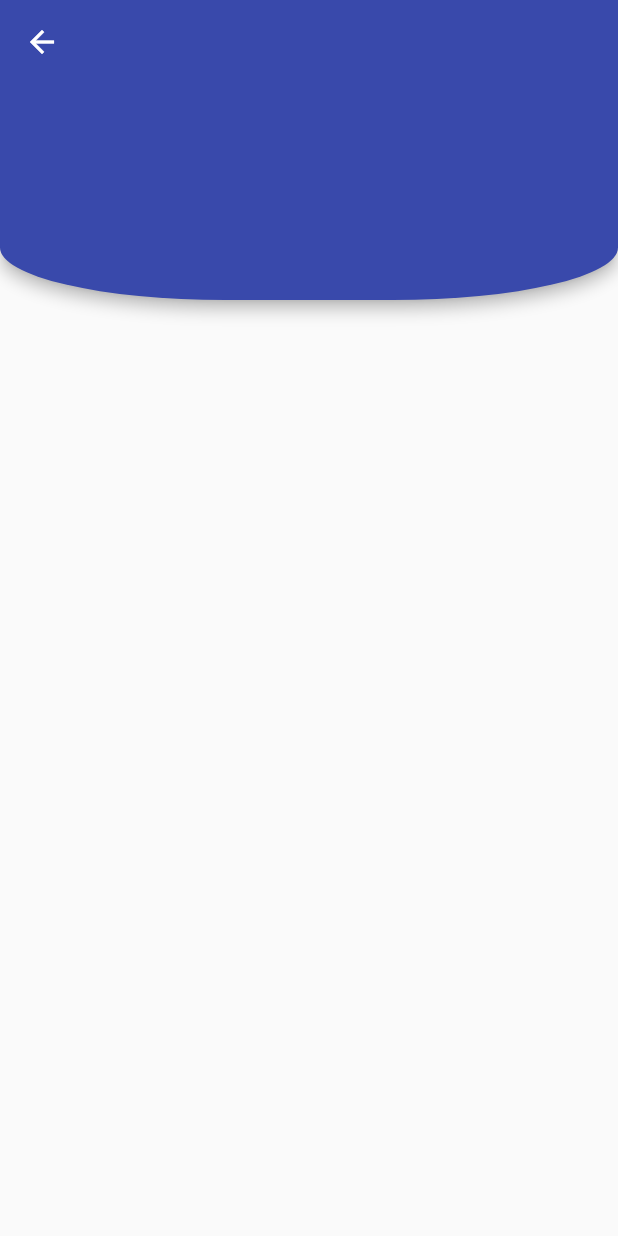
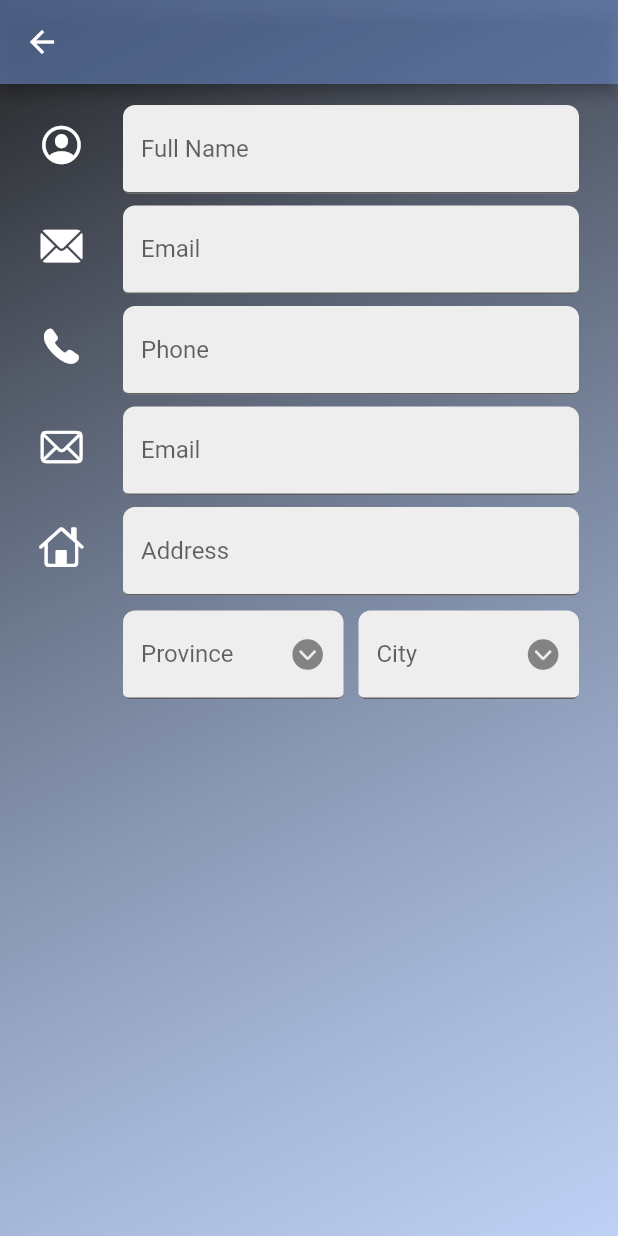
Before and after one commit to rafikali/DRS, a Flutter app: the screen it shows after launch, after a tap on "Create new account", on a phone screen of 412 x 824 dp. Run offline on Flutter 3.47's test engine with Material 2 defaults, Android fonts, the phone set to English and light mode, and no system bars; our stand-ins replace flutter_svg, font_awesome_flutter, shared_preferences; missing offline and left inert: dart:ffi.

Commit message:
registerpage

```diff
--- a/lib/Route/routehandler.dart
+++ b/lib/Route/routehandler.dart
@@ -1,6 +1,7 @@
 
 
 import 'package:flutter/material.dart';
+import '../pages/home_page.dart';
 import '../pages/login_page.dart';
 import '../pages/register_page.dart';
 
@@ -13,7 +14,10 @@ class RouteGenerator {
       case LoginPage.routeName:
       return MaterialPageRoute(builder: (context) => const LoginPage());
       case RegisterPage.routeName:
-        return MaterialPageRoute(builder: (context) => RegisterPage());
+        return MaterialPageRoute(builder: (context) => const RegisterPage());
+
+      case HomePage.routeName:
+        return MaterialPageRoute(builder: (context) => const HomePage());
 
     default:
     return MaterialPageRoute(builder: (context) => const LoginPage());
--- a/lib/main.dart
+++ b/lib/main.dart
@@ -5,9 +5,10 @@ import 'package:login_page/pages/login_page.dart';
 
 void main() {
   SystemChrome.setSystemUIOverlayStyle( const SystemUiOverlayStyle(
-    statusBarColor: Color(0xFF16165E),
+    statusBarColor: Colors.white,
     statusBarBrightness: Brightness.light,
-    statusBarIconBrightness: Brightness.light,
+    statusBarIconBrightness: Brightness.dark,
+
   ));
   runApp(const MyApp());
 }
--- /dev/null
+++ b/lib/pages/forgotpassword.dart
@@ -0,0 +1,17 @@
+import 'package:flutter/material.dart';
+
+class ForgotPassword extends StatefulWidget {
+  const ForgotPassword({Key? key}) : super(key: key);
+
+  @override
+  _ForgotPasswordState createState() => _ForgotPasswordState();
+}
+
+class _ForgotPasswordState extends State<ForgotPassword> {
+  @override
+  Widget build(BuildContext context) {
+    return ForgotPassword(
+      key: ,
+    );
+  }
+}
--- /dev/null
+++ b/lib/pages/home_page.dart
@@ -0,0 +1,18 @@
+import 'package:flutter/material.dart';
+
+class HomePage extends StatefulWidget {
+  static const String routeName = '/home';
+  const HomePage({Key? key}) : super(key: key);
+
+  @override
+  _HomePageState createState() => _HomePageState();
+}
+
+class _HomePageState extends State<HomePage> {
+  @override
+  Widget build(BuildContext context) {
+    return Container(
+      color: Colors.white,
+    );
+  }
+}
--- a/lib/pages/login_page.dart
+++ b/lib/pages/login_page.dart
@@ -4,19 +4,22 @@ import 'package:flutter/material.dart';
 import 'package:flutter_svg/flutter_svg.dart';
 import 'package:flutter_svg/svg.dart';
 import 'package:login_page/Constants/Images.dart';
+import 'package:login_page/pages/home_page.dart';
 import 'package:login_page/pages/register_page.dart';
 import 'package:login_page/utils/input_validators.dart';
-import 'package:login_page/widgets/buttons.dart';
+import 'package:login_page/widgets/login_button.dart';
 import 'package:login_page/widgets/login_textfield.dart';
 
 import '../widgets/create_account.dart';
 
 class LoginPage extends StatefulWidget {
   static const String routeName = '/login';
+  final Padding? padding;
   final TextEditingController? userController;
-  final TextEditingController? passController;
+  final
+   TextEditingController? passController;
 
-  const LoginPage({this.passController, this.userController}) : super();
+  const LoginPage({this.passController, this.userController, this.padding}) : super();
 
   @override
   _HomePageState createState() => _HomePageState();
@@ -30,14 +33,14 @@ class _HomePageState extends State<LoginPage> {
 
   moveToHome() async {
     if(_formKey.currentState!.validate()) {
-      await Navigator.pushNamed(context, RegisterPage.routeName);
+      await Navigator.pushNamed(context, HomePage.routeName);
     }
   }
 
   @override
   Widget build(BuildContext context) {
     return Scaffold(
-      backgroundColor: const Color(0xFF16165E),
+      backgroundColor: Color(0x7C7A9FE8),
       body: SafeArea(
         child: SingleChildScrollView(
           child: Form(
@@ -54,7 +57,9 @@ class _HomePageState extends State<LoginPage> {
                   height: 10,
                 ),
 
-                 LoginTextForm(
+                 Padding(
+                   padding: const EdgeInsets.symmetric(horizontal: 30.0, vertical: 10),
+                   child: LoginTextForm(
                     dataController: widget.userController,
                     hintText: 'Enter your username',
                     labelText: 'Username',
@@ -63,8 +68,11 @@ class _HomePageState extends State<LoginPage> {
                     color: Colors.black,),
 
                 ),
+                 ),
 
-                 LoginTextForm(
+                 Padding(
+                   padding: const EdgeInsets.symmetric(horizontal: 30.0,vertical: 10),
+                   child: LoginTextForm(
                     dataController: widget.passController,
                     hintText: 'Enter your password',
                     labelText: 'Password',
@@ -75,10 +83,12 @@ class _HomePageState extends State<LoginPage> {
                     passView: true,
 
                 ),
+                 ),
 
                 const SizedBox(
                   height: 20,
                 ),
+
 
                  LoginButton(
                    buttonTitle: 'Login',
@@ -105,7 +115,7 @@ class _HomePageState extends State<LoginPage> {
                     SignInButtons(signLogo: SvgPicture.asset(ImageConstants.linkedinLogo,))
 
                   ],
-                )
+                ),
               ],
             ),
           ),
--- a/lib/pages/register_page.dart
+++ b/lib/pages/register_page.dart
@@ -2,12 +2,13 @@
 import 'package:flutter/cupertino.dart';
 import 'package:flutter/material.dart';
 import 'package:login_page/widgets/login_textfield.dart';
+import 'package:font_awesome_flutter/font_awesome_flutter.dart';
 
-
-
+import '../widgets/listtile.dart';
 
 class RegisterPage extends StatefulWidget {
   static const String routeName = '/Register';
+
   const RegisterPage({Key? key}) : super(key: key);
 
   @override
@@ -17,36 +18,112 @@ class RegisterPage extends StatefulWidget {
 class _RegisterPageState extends State<RegisterPage> {
   @override
   Widget build(BuildContext context) {
-    return  Scaffold(
-      appBar: PreferredSize(
-        preferredSize: const Size.fromHeight(200.0),
-        child: AppBar(
-          backgroundColor: Colors.indigo[600],
-          shape: const RoundedRectangleBorder(
-            borderRadius: BorderRadius.vertical(
-              bottom: Radius.elliptical(150, 35),
-            )
-          ),
+    return  Container(
+      decoration: const BoxDecoration(
+        gradient: LinearGradient(
+          begin: Alignment.topLeft,
+          end: Alignment.bottomRight,
+          colors: [Colors.black87, Color(0x7C7A9FE8), ]
+        )
+      ),
+
+      child: Scaffold(
+        backgroundColor: Colors.transparent,
+        appBar: AppBar(
+          backgroundColor: const Color(0x7C7A9FE8),
 
         ),
 
-      ),
-      body: ListView(
-        children:  const [
-         // ListTile(
-         //   leading: Icon(CupertinoIcons.profile_circled,
-         //   color: Colors.blue,
-         //   size: 40,),
-         //   contentPadding: EdgeInsets.zero,
-         //   title: LoginTextForm(hintText: 'hintText', labelText: 'hey',),
-         //
-         // )
+          // PreferredSize(
+        //   preferredSize: const Size.fromHeight(200.0),
+        //   child: AppBar(
+        //     backgroundColor: Colors.indigo[600],
+        //     shape: const RoundedRectangleBorder(
+        //       borderRadius: BorderRadius.vertical(
+        //         bottom: Radius.elliptical(150, 35),
+        //       )
+        //     ),
+        //
+        //   ),
+        //
+        // ),
+        body: Padding(
+          padding:  const EdgeInsets.all(10.0),
+          child: ListView(
 
-        ],
-      ),
+            shrinkWrap: true,
+            children:   [
+               const ListTileRegister(
+            leadingIcon: CupertinoIcons.profile_circled,
+              hint: 'Enter fullname',
+              label: 'Full Name',
+              ),
 
+              const ListTileRegister(
+                 leadingIcon: CupertinoIcons.mail_solid,
+                 hint: 'Enter Email',
+                 label: 'Email'),
 
+              const ListTileRegister(
+                 leadingIcon: CupertinoIcons.phone_fill,
+                 hint: 'Phone Number',
+                 label: 'Phone'),
 
+              const ListTileRegister(
+                 leadingIcon: CupertinoIcons.mail,
+                 hint: 'Enter Email',
+                 label: 'Email'),
+
+              const ListTileRegister(
+                 leadingIcon: CupertinoIcons.home,
+                 hint: 'Enter Address',
+                  label: 'Address'),
+               SizedBox(
+                 height: 6,
+               ),
+
+               Container(
+                 child: Padding(
+                   padding: const EdgeInsets.only(left: 2.0,right: 16),
+                   child: Row(
+                     mainAxisSize: MainAxisSize.min,
+                     children: [
+                       Container(
+                         height: 50,
+                         width: 70,
+                       ),
+
+                       Flexible(
+                         flex: 1,
+                           child: LoginTextForm(
+                             hintText: 'Enter name',
+                             labelText: 'Province',
+                           trailingIcon: const Icon(CupertinoIcons.chevron_down_circle_fill),
+                           width: 20,
+                             height: 10,)),
+
+                       const SizedBox(
+                         width: 10,
+                       ),
+
+                       Flexible(
+                         flex: 1,
+                           child: LoginTextForm(
+                             hintText: 'enter ',
+                             labelText: 'City',
+                             trailingIcon: const Icon(CupertinoIcons.chevron_down_circle_fill),
+                           )),
+
+                     ],
+                   ),
+                 ),
+               )
+
+            ],
+                ),
+              ),
+
+          ),
 
     );
   }
--- a/lib/utils/input_validators.dart
+++ b/lib/utils/input_validators.dart
@@ -1,17 +1,23 @@
+import 'package:shared_preferences/shared_preferences.dart';
+
 class InputValidator{
   static String? validateName(String? val){
-    if (val != null && val.length >3){
+    if (val!.isEmpty){
+      return '*Username required';
+    }else if (val.isNotEmpty && val.length < 6){
+      return "Username must contain more than 6 character";
+    } else {
       return null;
-    }else{
-      return "Username must be entered";
     }
   }
 
   static String? validatePassword(String? val){
-    if (val != null && val.length > 3 ){
+    if (val!.isEmpty ){
+      return '*Password required';
+    }else if (val.isNotEmpty && val.length <6){
+      return "Password must contain more than 6 characters";
+    } else {
       return null;
-    }else {
-      return "Password must be entered";
     }
   }
 
--- /dev/null
+++ b/lib/widgets/listtile.dart
@@ -0,0 +1,20 @@
+import 'package:flutter/material.dart';
+import 'login_textfield.dart';
+
+class ListTileRegister extends StatelessWidget {
+  final IconData? leadingIcon;
+  final String hint;
+  final String label;
+  const ListTileRegister({this.leadingIcon, required this.hint, required this.label}) : super();
+
+  @override
+  Widget build(BuildContext context) {
+    return ListTile(
+      leading: Icon(leadingIcon, size: 30, color: Colors.white,),
+      title: Container(
+          width: MediaQuery.of(context).size.width*1/3,
+          child: LoginTextForm(hintText: hint, labelText: label)),
+    );
+
+  }
+}
--- a/lib/widgets/buttons.dart
+++ b/lib/widgets/login_button.dart
@@ -11,6 +11,7 @@ class LoginButton extends StatefulWidget {
   const LoginButton({required this.buttonTitle, this.buttonHeight, this.buttonWidth, required this.validFunc}) : super();
 
   @override
+
 
   State<LoginButton> createState() => _LoginButtonState();
 
--- a/lib/widgets/login_textfield.dart
+++ b/lib/widgets/login_textfield.dart
@@ -2,14 +2,18 @@
 import 'package:flutter/cupertino.dart';
 import 'package:flutter/material.dart';
 import 'package:flutter_svg/flutter_svg.dart';
+import 'package:font_awesome_flutter/font_awesome_flutter.dart';
 import 'package:login_page/pages/register_page.dart';
-import 'package:login_page/widgets/buttons.dart';
+import 'package:login_page/widgets/login_button.dart';
 
 class LoginTextForm extends StatefulWidget {
+  final Icon? trailingIcon;
   final String labelText;
   final String hintText;
   final bool? passView;
   final validator;
+  final height;
+  final width;
   final Color? iconColor;
   final Icon? accountIcon;
   final Border? outlineBorder;
@@ -18,7 +22,18 @@ class LoginTextForm extends StatefulWidget {
 
   // ignore: use_key_in_widget_constructors
    LoginTextForm(
-      {required this.hintText, required this.validator, required this.labelText,this.dataController, this.requiredMsg,  this.accountIcon,  this.iconColor,  this.passView, this.outlineBorder,})
+      {required this.hintText,
+        required this.labelText,
+        this.validator,
+        this.trailingIcon,
+        this.dataController,
+        this.requiredMsg,
+        this.accountIcon,
+        this.iconColor,
+        this.passView,
+        this.height,
+        this.width,
+        this.outlineBorder,})
       : super();
 
   @override
@@ -30,9 +45,7 @@ class _LoginTextFormState extends State<LoginTextForm> {
   bool? passView;
   @override
   Widget build(BuildContext context) {
-    return Padding(
-      padding: const EdgeInsets.symmetric(horizontal: 30,vertical: 10),
-      child: TextFormField(
+    return TextFormField(
       obscureText: widget.passView == true,
       controller: widget.dataController,
       validator: widget.validator,
@@ -52,7 +65,7 @@ class _LoginTextFormState extends State<LoginTextForm> {
           ),
         ),
 
-
+        suffixIcon: widget.trailingIcon,
         labelText: widget.labelText,
         hintText: widget.hintText,
         prefixIcon: widget.accountIcon,
@@ -60,7 +73,6 @@ class _LoginTextFormState extends State<LoginTextForm> {
 
       ),
 
-      ),
     );
   }
 }
--- a/pubspec.yaml
+++ b/pubspec.yaml
@@ -32,8 +32,11 @@ dependencies:
 
 
 
+
   # The following adds the Cupertino Icons font to your application.
   # Use with the CupertinoIcons class for iOS style icons.
+  font_awesome_flutter: ^9.2.0
+  shared_preferences: ^2.0.13
   cupertino_icons: ^1.0.2
   flutter_svg: ^1.0.3
 
```
Also changed, not shown: pubspec.lock. Lines whose indentation alone changed are shown as unchanged.
